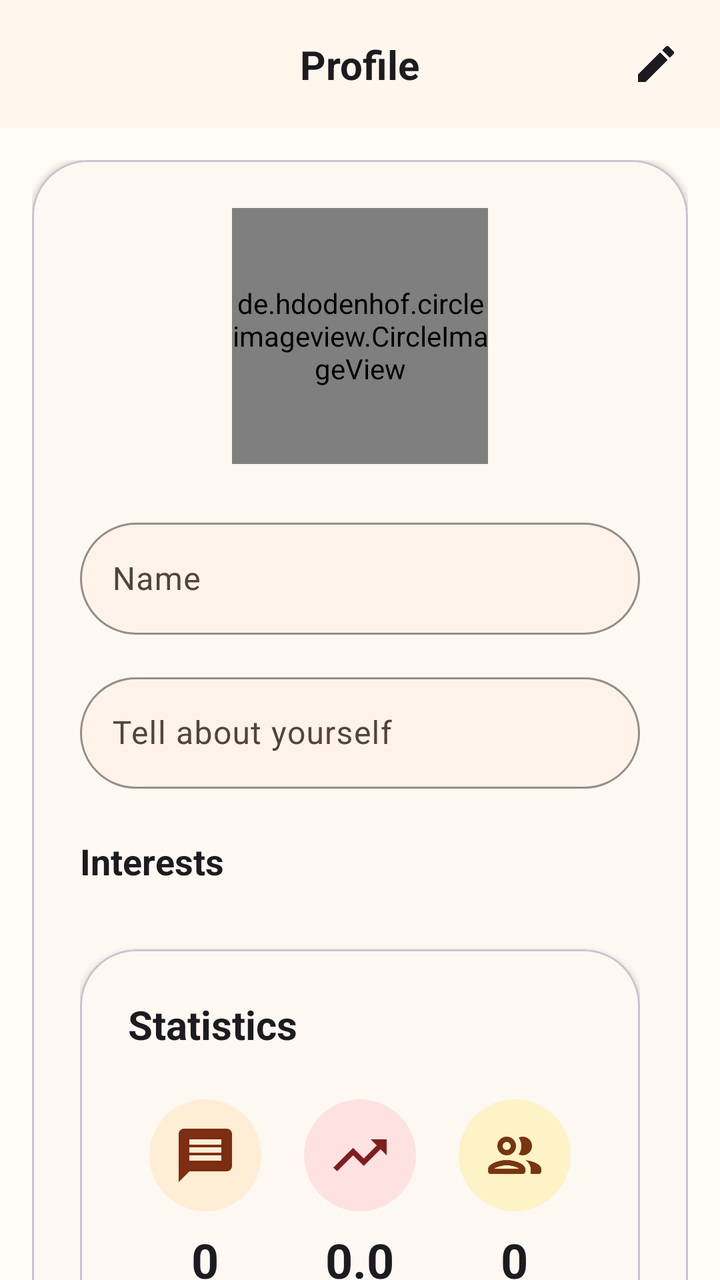
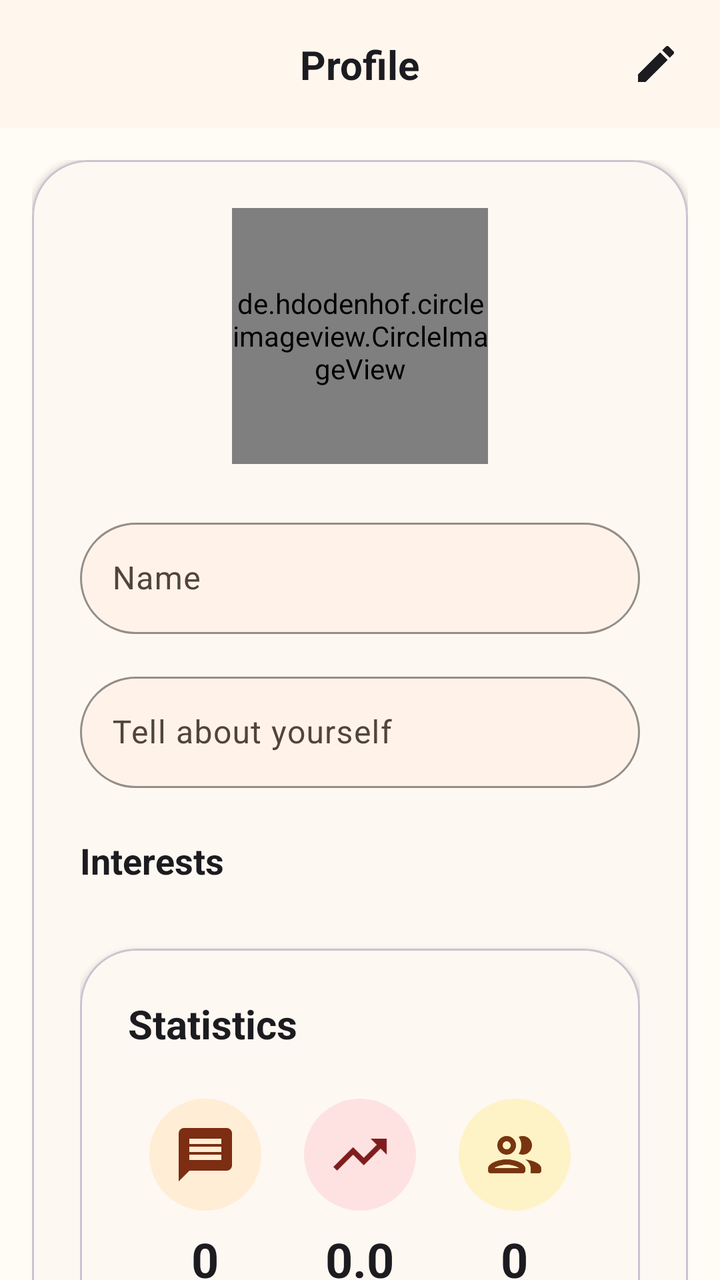

Compare the two renders of this Android layout. The source of the first and the diff that turns it into the second are given below.
<!-- AndroidManifest.xml: application theme Theme.Common_Ground -->
<!-- res/layout/fragment_profile.xml -->
<?xml version="1.0" encoding="utf-8"?>
<androidx.coordinatorlayout.widget.CoordinatorLayout xmlns:android="http://schemas.android.com/apk/res/android"
    xmlns:app="http://schemas.android.com/apk/res-auto"
    xmlns:tools="http://schemas.android.com/tools"
    android:layout_width="match_parent"
    android:layout_height="match_parent"
    android:background="@color/md_surface"
    android:fitsSystemWindows="true">

    <com.google.android.material.appbar.AppBarLayout
        android:layout_width="match_parent"
        android:layout_height="wrap_content"
        android:background="@color/md_surface_container"
        android:elevation="@dimen/elevation_2"
        app:liftOnScroll="false">

        <com.google.android.material.appbar.MaterialToolbar
            android:id="@+id/toolbar"
            android:layout_width="match_parent"
            android:layout_height="?attr/actionBarSize"
            android:background="@android:color/transparent"
            app:contentInsetStart="0dp"
            app:contentInsetEnd="0dp">

            <androidx.constraintlayout.widget.ConstraintLayout
                android:layout_width="match_parent"
                android:layout_height="match_parent">

                <TextView
                    android:id="@+id/toolbar_title"
                    android:layout_width="wrap_content"
                    android:layout_height="wrap_content"
                    android:text="@string/profile"
                    android:textColor="@color/md_on_surface"
                    android:textSize="@dimen/text_xl"
                    android:textStyle="bold"
                    app:layout_constraintStart_toStartOf="parent"
                    app:layout_constraintEnd_toEndOf="parent"
                    app:layout_constraintTop_toTopOf="parent"
                    app:layout_constraintBottom_toBottomOf="parent" />

                <ImageButton
                    android:id="@+id/edit_button"
                    android:layout_width="48dp"
                    android:layout_height="48dp"
                    android:background="?attr/selectableItemBackgroundBorderless"
                    android:src="@drawable/ic_edit"
                    android:layout_marginEnd="@dimen/spacing_8"
                    app:tint="@color/md_on_surface"
                    android:contentDescription="@string/edit"
                    app:layout_constraintEnd_toEndOf="parent"
                    app:layout_constraintTop_toTopOf="parent"
                    app:layout_constraintBottom_toBottomOf="parent" />

            </androidx.constraintlayout.widget.ConstraintLayout>
        </com.google.android.material.appbar.MaterialToolbar>
    </com.google.android.material.appbar.AppBarLayout>

    <androidx.core.widget.NestedScrollView
        android:layout_width="match_parent"
        android:layout_height="match_parent"
        android:padding="@dimen/spacing_16"
        android:clipToPadding="false"
        app:layout_behavior="@string/appbar_scrolling_view_behavior">

        <androidx.constraintlayout.widget.ConstraintLayout
            android:layout_width="match_parent"
            android:layout_height="wrap_content">

            <com.google.android.material.card.MaterialCardView
                android:layout_width="match_parent"
                android:layout_height="wrap_content"
                style="@style/CardView.Rounded"
                app:cardCornerRadius="@dimen/corner_radius_28"
                app:cardElevation="@dimen/elevation_2"
                app:layout_constraintTop_toTopOf="parent"
                app:layout_constraintStart_toStartOf="parent"
                app:layout_constraintEnd_toEndOf="parent"
                app:layout_constraintBottom_toBottomOf="parent">

                <LinearLayout
                    android:layout_width="match_parent"
                    android:layout_height="wrap_content"
                    android:orientation="vertical"
                    android:padding="@dimen/spacing_24">

                    <RelativeLayout
                        android:layout_width="match_parent"
                        android:layout_height="wrap_content"
                        android:gravity="center"
                        android:layout_marginBottom="@dimen/spacing_24">

                        <de.hdodenhof.circleimageview.CircleImageView
                            android:id="@+id/profile_avatar"
                            android:layout_width="128dp"
                            android:layout_height="128dp"
                            android:src="@drawable/ic_person"
                            app:civ_border_width="4dp"
                            app:civ_border_color="@color/md_outline_variant" />

                        <ImageButton
                            android:id="@+id/avatar_edit_button"
                            android:layout_width="40dp"
                            android:layout_height="40dp"
                            android:background="@drawable/circle_background_primary"
                            android:src="@drawable/ic_camera"
                            android:layout_alignBottom="@id/profile_avatar"
                            android:layout_alignEnd="@id/profile_avatar"
                            android:layout_marginEnd="4dp"
                            android:layout_marginBottom="4dp"
                            android:visibility="gone"
                            android:contentDescription="@string/change_avatar" />

                        <ImageButton
                            android:id="@+id/avatar_clear_button"
                            android:layout_width="32dp"
                            android:layout_height="32dp"
                            android:background="@drawable/circle_background_secondary"
                            android:src="@drawable/ic_close"
                            android:layout_alignTop="@id/profile_avatar"
                            android:layout_alignStart="@id/profile_avatar"
                            android:layout_marginStart="4dp"
                            android:layout_marginTop="4dp"
                            android:visibility="gone"
                            android:contentDescription="@string/clear_avatar" />
                    </RelativeLayout>

                    <LinearLayout
                        android:id="@+id/empty_profile_hint"
                        android:layout_width="match_parent"
                        android:layout_height="wrap_content"
                        android:orientation="vertical"
                        android:gravity="center"
                        android:visibility="gone"
                        android:layout_marginBottom="@dimen/spacing_24">

                        <TextView
                            android:layout_width="wrap_content"
                            android:layout_height="wrap_content"
                            android:text="@string/fill_profile"
                            android:textColor="@color/md_on_surface_variant"
                            android:textSize="@dimen/text_sm"
                            android:layout_marginBottom="@dimen/spacing_12" />

                        <com.google.android.material.button.MaterialButton
                            android:id="@+id/fill_profile_button"
                            android:layout_width="wrap_content"
                            android:layout_height="wrap_content"
                            style="@style/Button.Filled"
                            android:text="@string/fill_profile_button"
                            android:textSize="@dimen/text_sm" />
                    </LinearLayout>

                    <com.google.android.material.textfield.TextInputLayout
                        android:id="@+id/name_input_layout"
                        style="@style/TextInputLayout.Rounded"
                        android:layout_width="match_parent"
                        android:layout_height="wrap_content"
                        android:layout_marginBottom="@dimen/spacing_16">

                        <com.google.android.material.textfield.TextInputEditText
                            android:id="@+id/name_edit_text"
                            android:layout_width="match_parent"
                            android:layout_height="@dimen/input_height"
                            android:hint="@string/name"
                            android:textColor="@color/md_on_surface"
                            android:textSize="@dimen/text_base" />
                    </com.google.android.material.textfield.TextInputLayout>

                    <com.google.android.material.textfield.TextInputLayout
                        android:id="@+id/bio_input_layout"
                        style="@style/TextInputLayout.Rounded"
                        android:layout_width="match_parent"
                        android:layout_height="wrap_content"
                        android:layout_marginBottom="@dimen/spacing_24">

                        <com.google.android.material.textfield.TextInputEditText
                            android:id="@+id/bio_edit_text"
                            android:layout_width="match_parent"
                            android:layout_height="wrap_content"
                            android:hint="@string/enter_bio"
                            android:inputType="textMultiLine"
                            android:maxLines="3"
                            android:textColor="@color/md_on_surface"
                            android:textSize="@dimen/text_base" />
                    </com.google.android.material.textfield.TextInputLayout>

                    <LinearLayout
                        android:id="@+id/interests_view_mode"
                        android:layout_width="match_parent"
                        android:layout_height="wrap_content"
                        android:orientation="vertical"
                        android:layout_marginBottom="@dimen/spacing_24"
                        android:visibility="visible">

                        <TextView
                            android:layout_width="match_parent"
                            android:layout_height="wrap_content"
                            android:text="@string/interests"
                            android:textColor="@color/md_on_surface"
                            android:textSize="@dimen/text_lg"
                            android:textStyle="bold"
                            android:layout_marginBottom="@dimen/spacing_8" />

                        <com.google.android.material.chip.ChipGroup
                            android:id="@+id/selected_interests_chip_group"
                            android:layout_width="match_parent"
                            android:layout_height="wrap_content"
                            app:chipSpacingHorizontal="@dimen/spacing_8"
                            app:chipSpacingVertical="@dimen/spacing_4" />

                        <TextView
                            android:id="@+id/no_interests_hint"
                            android:layout_width="match_parent"
                            android:layout_height="wrap_content"
                            android:text="@string/no_interests"
                            android:textColor="@color/md_on_surface_variant"
                            android:textSize="@dimen/text_sm"
                            android:gravity="center"
                            android:paddingVertical="@dimen/spacing_24"
                            android:visibility="gone" />
                    </LinearLayout>

                    <LinearLayout
                        android:id="@+id/interests_edit_mode"
                        android:layout_width="match_parent"
                        android:layout_height="wrap_content"
                        android:orientation="vertical"
                        android:layout_marginBottom="@dimen/spacing_24"
                        android:visibility="gone">

                        <TextView
                            android:layout_width="match_parent"
                            android:layout_height="wrap_content"
                            android:text="@string/my_interests"
                            android:textColor="@color/md_on_surface"
                            android:textSize="@dimen/text_lg"
                            android:textStyle="bold"
                            android:layout_marginBottom="@dimen/spacing_8" />

                        <com.google.android.material.textfield.TextInputLayout
                            android:id="@+id/interest_input_layout"
                            style="@style/TextInputLayout.Rounded"
                            android:layout_width="match_parent"
                            android:layout_height="wrap_content"
                            app:endIconMode="dropdown_menu"
                            android:layout_marginBottom="@dimen/spacing_16">

                            <com.google.android.material.textfield.MaterialAutoCompleteTextView
                                android:id="@+id/interest_auto_complete"
                                android:layout_width="match_parent"
                                android:layout_height="@dimen/input_height"
                                android:hint="@string/type_to_search_interest"
                                android:inputType="text"
                                android:maxLines="1"
                                android:singleLine="true"
                                android:paddingStart="16dp"
                                android:paddingEnd="16dp" />
                        </com.google.android.material.textfield.TextInputLayout>

                        <com.google.android.material.chip.ChipGroup
                            android:id="@+id/edit_selected_interests_chip_group"
                            android:layout_width="match_parent"
                            android:layout_height="wrap_content"
                            app:chipSpacingHorizontal="@dimen/spacing_8"
                            app:chipSpacingVertical="@dimen/spacing_4" />
                    </LinearLayout>

                    <com.google.android.material.card.MaterialCardView
                        android:id="@+id/statistics_card"
                        android:layout_width="match_parent"
                        android:layout_height="wrap_content"
                        style="@style/CardView.Rounded"
                        app:cardCornerRadius="@dimen/corner_radius_28"
                        app:cardElevation="@dimen/elevation_2"
                        android:layout_marginBottom="@dimen/spacing_16"
                        android:visibility="visible">

                        <LinearLayout
                            android:layout_width="match_parent"
                            android:layout_height="wrap_content"
                            android:orientation="vertical"
                            android:padding="@dimen/spacing_24">

                            <TextView
                                android:layout_width="match_parent"
                                android:layout_height="wrap_content"
                                android:text="@string/statistics"
                                android:textColor="@color/md_on_surface"
                                android:textSize="@dimen/text_xl"
                                android:textStyle="bold"
                                android:layout_marginBottom="@dimen/spacing_24" />

                            <LinearLayout
                                android:layout_width="match_parent"
                                android:layout_height="wrap_content"
                                android:orientation="horizontal"
                                android:gravity="center">

                                <LinearLayout
                                    android:layout_width="0dp"
                                    android:layout_height="wrap_content"
                                    android:layout_weight="1"
                                    android:orientation="vertical"
                                    android:gravity="center">

                                    <ImageView
                                        android:layout_width="56dp"
                                        android:layout_height="56dp"
                                        android:src="@drawable/ic_message_square"
                                        android:background="@drawable/circle_background_primary_container"
                                        android:padding="@dimen/spacing_12"
                                        app:tint="@color/md_on_primary_container"
                                        android:layout_marginBottom="@dimen/spacing_8" />

                                    <TextView
                                        android:id="@+id/sessions_count_text"
                                        android:layout_width="wrap_content"
                                        android:layout_height="wrap_content"
                                        android:text="0"
                                        android:textColor="@color/md_on_surface"
                                        android:textSize="@dimen/text_2xl"
                                        android:textStyle="bold"
                                        android:layout_marginBottom="@dimen/spacing_4" />

                                    <TextView
                                        android:layout_width="wrap_content"
                                        android:layout_height="wrap_content"
                                        android:text="@string/sessions"
                                        android:textColor="@color/md_on_surface_variant"
                                        android:textSize="@dimen/text_xs" />
                                </LinearLayout>

                                <LinearLayout
                                    android:layout_width="0dp"
                                    android:layout_height="wrap_content"
                                    android:layout_weight="1"
                                    android:orientation="vertical"
                                    android:gravity="center">

                                    <ImageView
                                        android:layout_width="56dp"
                                        android:layout_height="56dp"
                                        android:src="@drawable/ic_trending_up"
                                        android:background="@drawable/circle_background_secondary_container"
                                        android:padding="@dimen/spacing_12"
                                        app:tint="@color/md_on_secondary_container"
                                        android:layout_marginBottom="@dimen/spacing_8" />

                                    <TextView
                                        android:id="@+id/rating_text"
                                        android:layout_width="wrap_content"
                                        android:layout_height="wrap_content"
                                        android:text="0.0"
                                        android:textColor="@color/md_on_surface"
                                        android:textSize="@dimen/text_2xl"
                                        android:textStyle="bold"
                                        android:layout_marginBottom="@dimen/spacing_4" />

                                    <TextView
                                        android:layout_width="wrap_content"
                                        android:layout_height="wrap_content"
                                        android:text="@string/average_rating"
                                        android:textColor="@color/md_on_surface_variant"
                                        android:textSize="@dimen/text_xs" />
                                </LinearLayout>

                                <LinearLayout
                                    android:layout_width="0dp"
                                    android:layout_height="wrap_content"
                                    android:layout_weight="1"
                                    android:orientation="vertical"
                                    android:gravity="center">

                                    <ImageView
                                        android:layout_width="56dp"
                                        android:layout_height="56dp"
                                        android:src="@drawable/ic_rooms"
                                        android:background="@drawable/circle_background_tertiary_container"
                                        android:padding="@dimen/spacing_12"
                                        app:tint="@color/md_on_tertiary_container"
                                        android:layout_marginBottom="@dimen/spacing_8" />

                                    <TextView
                                        android:id="@+id/rooms_count_text"
                                        android:layout_width="wrap_content"
                                        android:layout_height="wrap_content"
                                        android:text="0"
                                        android:textColor="@color/md_on_surface"
                                        android:textSize="@dimen/text_2xl"
                                        android:textStyle="bold"
                                        android:layout_marginBottom="@dimen/spacing_4" />

                                    <TextView
                                        android:layout_width="wrap_content"
                                        android:layout_height="wrap_content"
                                        android:text="@string/rooms"
                                        android:textColor="@color/md_on_surface_variant"
                                        android:textSize="@dimen/text_xs" />
                                </LinearLayout>
                            </LinearLayout>
                        </LinearLayout>
                    </com.google.android.material.card.MaterialCardView>

                    <com.google.android.material.button.MaterialButton
                        android:id="@+id/save_button"
                        android:layout_width="match_parent"
                        android:layout_height="@dimen/button_height"
                        style="@style/Button.Filled"
                        android:text="@string/save"
                        android:layout_marginTop="@dimen/spacing_16"
                        android:layout_marginBottom="@dimen/spacing_16"
                        android:visibility="visible" />

                    <com.google.android.material.button.MaterialButton
                        android:id="@+id/switch_profile_button"
                        android:layout_width="match_parent"
                        android:layout_height="@dimen/button_height"
                        style="@style/Button.Outlined"
                        android:text="@string/switch_profile"
                        android:drawableStart="@drawable/ic_log_out"
                        android:drawableTint="@color/md_primary" />

                    <com.google.android.material.button.MaterialButton
                        android:id="@+id/delete_profile_button"
                        android:layout_width="match_parent"
                        android:layout_height="@dimen/button_height"
                        style="@style/Button.Outlined"
                        android:text="@string/delete_profile"
                        android:textColor="@color/md_error"
                        app:strokeColor="@color/md_error"
                        android:layout_marginTop="@dimen/spacing_16" />

                </LinearLayout>
            </com.google.android.material.card.MaterialCardView>

        </androidx.constraintlayout.widget.ConstraintLayout>
    </androidx.core.widget.NestedScrollView>

    <ProgressBar
        android:id="@+id/progressBar"
        android:layout_width="wrap_content"
        android:layout_height="wrap_content"
        android:layout_gravity="center"
        android:visibility="gone" />

</androidx.coordinatorlayout.widget.CoordinatorLayout>
<!-- resources referenced by this layout -->
<resources>
  <color name="md_error">#DC2626</color>
  <color name="md_on_primary_container">#7C2D12</color>
  <color name="md_on_secondary_container">#7F1D1D</color>
  <color name="md_on_surface">#1C1B1F</color>
  <color name="md_on_surface_variant">#52443C</color>
  <color name="md_on_tertiary_container">#78350F</color>
  <color name="md_outline_variant">#E7D7CC</color>
  <color name="md_primary">#F97316</color>
  <color name="md_surface">#FFFBF5</color>
  <color name="md_surface_container">#FFF7ED</color>
  <dimen name="button_height">56dp</dimen>
  <dimen name="corner_radius_28">28dp</dimen>
  <dimen name="elevation_2">2dp</dimen>
  <dimen name="input_height">56dp</dimen>
  <dimen name="spacing_12">12dp</dimen>
  <dimen name="spacing_16">16dp</dimen>
  <dimen name="spacing_24">24dp</dimen>
  <dimen name="spacing_4">4dp</dimen>
  <dimen name="spacing_8">8dp</dimen>
  <dimen name="text_2xl">24sp</dimen>
  <dimen name="text_base">16sp</dimen>
  <dimen name="text_lg">18sp</dimen>
  <dimen name="text_sm">14sp</dimen>
  <dimen name="text_xl">20sp</dimen>
  <dimen name="text_xs">12sp</dimen>
  <!-- drawable circle_background_primary (drawable) -->
  <?xml version="1.0" encoding="utf-8"?>
  <shape xmlns:android="http://schemas.android.com/apk/res/android"
      android:shape="oval">
      <solid android:color="@color/md_primary" />
      <size android:width="48dp" android:height="48dp" />
  </shape>
  <!-- drawable circle_background_secondary (drawable) -->
  <?xml version="1.0" encoding="utf-8"?>
  <shape xmlns:android="http://schemas.android.com/apk/res/android"
      android:shape="oval">
      <solid android:color="@color/md_secondary_container" />
      <size android:width="48dp" android:height="48dp" />
  </shape>
  <string name="average_rating">Rating</string>
  <string name="change_avatar">Change Avatar</string>
  <string name="clear_avatar">Clear avatar</string>
  <string name="delete_profile">Delete profile</string>
  <string name="edit">Edit</string>
  <string name="enter_bio">Tell about yourself</string>
  <string name="fill_profile">Fill out your profile to start</string>
  <string name="fill_profile_button">Fill Profile</string>
  <string name="interests">Interests</string>
  <string name="my_interests">My Interests</string>
  <string name="name">Name</string>
  <string name="no_interests">No interests specified</string>
  <string name="profile">Profile</string>
  <string name="rooms">Rooms</string>
  <string name="save">Save</string>
  <string name="sessions">Sessions</string>
  <string name="statistics">Statistics</string>
  <string name="switch_profile">Switch Profile</string>
  <string name="type_to_search_interest">Enter the name of the interest</string>
  <style name="CardView.Rounded" parent="CardView">
          <item name="cardCornerRadius">@dimen/corner_radius_20</item>
          <item name="cardElevation">@dimen/elevation_2</item>
          <item name="cardBackgroundColor">@color/md_surface_container_low</item>
      </style>
  <color name="md_primary_container">#FFEDD5</color>
  <color name="md_secondary_container">#FEE2E2</color>
  <color name="md_tertiary_container">#FEF3C7</color>
  <color name="md_on_primary">#FFFFFF</color>
  <dimen name="corner_radius_full">50dp</dimen>
  <dimen name="elevation_1">1dp</dimen>
  <color name="md_outline">#A58D7F</color>
  <dimen name="corner_radius_20">20dp</dimen>
  <color name="md_surface_container_low">#FEF8F3</color>
  <color name="md_surface_container_high">#FFF3E9</color>
  <color name="md_secondary">#EF4444</color>
  <color name="md_on_secondary">#FFFFFF</color>
  <color name="md_tertiary">#FBBF24</color>
  <color name="md_on_tertiary">#422006</color>
  <color name="md_surface_variant">#FFF7ED</color>
  <!-- unchanged entries left out for length: 15 -->
</resources>

<!-- the commit's change to res/layout/fragment_profile.xml (unified diff, before → after) -->
@@ -161,10 +161,13 @@
                         <com.google.android.material.textfield.TextInputEditText
                             android:id="@+id/name_edit_text"
                             android:layout_width="match_parent"
-                            android:layout_height="@dimen/input_height"
+                            android:layout_height="wrap_content"
                             android:hint="@string/name"
                             android:textColor="@color/md_on_surface"
-                            android:textSize="@dimen/text_base" />
+                            android:textSize="@dimen/text_base"
+                            android:inputType="text"
+                            android:maxLines="1"
+                            android:imeOptions="actionDone"/>
                     </com.google.android.material.textfield.TextInputLayout>
 
                     <com.google.android.material.textfield.TextInputLayout
@@ -255,7 +258,8 @@
                                 android:maxLines="1"
                                 android:singleLine="true"
                                 android:paddingStart="16dp"
-                                android:paddingEnd="16dp" />
+                                android:paddingEnd="16dp"
+                                android:textSize="@dimen/text_base"/>
                         </com.google.android.material.textfield.TextInputLayout>
 
                         <com.google.android.material.chip.ChipGroup
